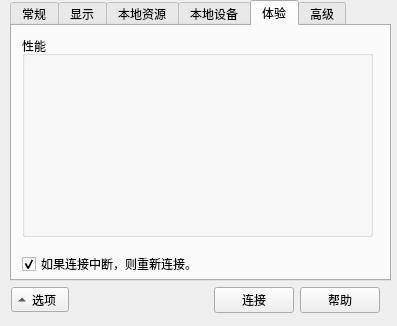
This is rdcD.ui in rtty122333/PyRDP as Qt 5 draws it before an edit. The edited form follows.
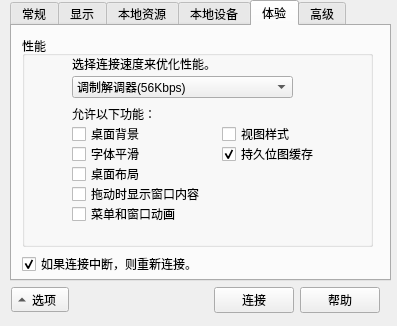
This is the edited form. The open tabs and pages were chosen to show the change.

Commit message: encode utf-16 and display&experience set

```diff
--- a/rdcD.ui
+++ b/rdcD.ui
@@ -779,12 +779,175 @@
          <x>10</x>
          <y>10</y>
          <width>351</width>
-         <height>201</height>
+         <height>211</height>
         </rect>
        </property>
        <property name="title">
         <string>性能</string>
        </property>
+       <widget class="QLabel" name="connTypeLabel">
+        <property name="geometry">
+         <rect>
+          <x>50</x>
+          <y>20</y>
+          <width>221</width>
+          <height>16</height>
+         </rect>
+        </property>
+        <property name="text">
+         <string>选择连接速度来优化性能。</string>
+        </property>
+       </widget>
+       <widget class="QComboBox" name="connTypeComboBox">
+        <property name="geometry">
+         <rect>
+          <x>50</x>
+          <y>40</y>
+          <width>221</width>
+          <height>22</height>
+         </rect>
+        </property>
+        <property name="currentIndex">
+         <number>0</number>
+        </property>
+        <item>
+         <property name="text">
+          <string>调制解调器(56Kbps)</string>
+         </property>
+        </item>
+        <item>
+         <property name="text">
+          <string>低速宽带(256 Kbps - 2Mbps)</string>
+         </property>
+        </item>
+        <item>
+         <property name="text">
+          <string>卫星(2 Mbps - 16 Mbps，高延迟)</string>
+         </property>
+        </item>
+        <item>
+         <property name="text">
+          <string>高速宽带( 2 Mbps - 10 Mbps)</string>
+         </property>
+        </item>
+        <item>
+         <property name="text">
+          <string>WAN (10 Mbps 或更高速，高延迟)</string>
+         </property>
+        </item>
+        <item>
+         <property name="text">
+          <string>局域网(10 Mbps 或更高)</string>
+         </property>
+        </item>
+       </widget>
+       <widget class="QCheckBox" name="backCheckBox">
+        <property name="geometry">
+         <rect>
+          <x>50</x>
+          <y>90</y>
+          <width>81</width>
+          <height>16</height>
+         </rect>
+        </property>
+        <property name="text">
+         <string>桌面背景</string>
+        </property>
+       </widget>
+       <widget class="QLabel" name="connTypeLabel_2">
+        <property name="geometry">
+         <rect>
+          <x>50</x>
+          <y>70</y>
+          <width>221</width>
+          <height>16</height>
+         </rect>
+        </property>
+        <property name="text">
+         <string>允许以下功能：</string>
+        </property>
+       </widget>
+       <widget class="QCheckBox" name="fontCheckBox">
+        <property name="geometry">
+         <rect>
+          <x>50</x>
+          <y>110</y>
+          <width>81</width>
+          <height>16</height>
+         </rect>
+        </property>
+        <property name="text">
+         <string>字体平滑</string>
+        </property>
+       </widget>
+       <widget class="QCheckBox" name="backCssCheckBox">
+        <property name="geometry">
+         <rect>
+          <x>50</x>
+          <y>130</y>
+          <width>81</width>
+          <height>16</height>
+         </rect>
+        </property>
+        <property name="text">
+         <string>桌面布局</string>
+        </property>
+       </widget>
+       <widget class="QCheckBox" name="dragCheckBox">
+        <property name="geometry">
+         <rect>
+          <x>50</x>
+          <y>150</y>
+          <width>151</width>
+          <height>16</height>
+         </rect>
+        </property>
+        <property name="text">
+         <string>拖动时显示窗口内容</string>
+        </property>
+       </widget>
+       <widget class="QCheckBox" name="menuCheckBox">
+        <property name="geometry">
+         <rect>
+          <x>50</x>
+          <y>170</y>
+          <width>151</width>
+          <height>16</height>
+         </rect>
+        </property>
+        <property name="text">
+         <string>菜单和窗口动画</string>
+        </property>
+       </widget>
+       <widget class="QCheckBox" name="bitMapCheckBox">
+        <property name="geometry">
+         <rect>
+          <x>200</x>
+          <y>110</y>
+          <width>151</width>
+          <height>16</height>
+         </rect>
+        </property>
+        <property name="text">
+         <string>持久位图缓存</string>
+        </property>
+        <property name="checked">
+         <bool>true</bool>
+        </property>
+       </widget>
+       <widget class="QCheckBox" name="viewCheckBox">
+        <property name="geometry">
+         <rect>
+          <x>200</x>
+          <y>90</y>
+          <width>151</width>
+          <height>16</height>
+         </rect>
+        </property>
+        <property name="text">
+         <string>视图样式</string>
+        </property>
+       </widget>
       </widget>
       <widget class="QCheckBox" name="reconnCheckBox">
        <property name="geometry">
```
Left out of the diff: 181 changed lines with no effect on the pictures. The commit also changes 2 other files.
